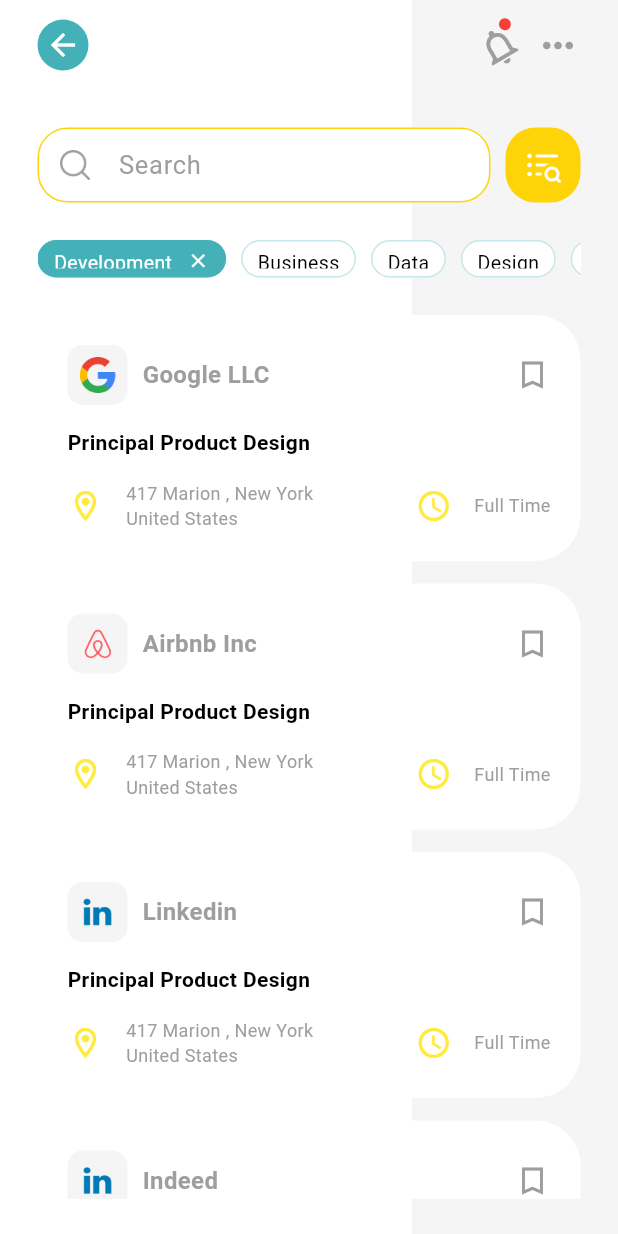
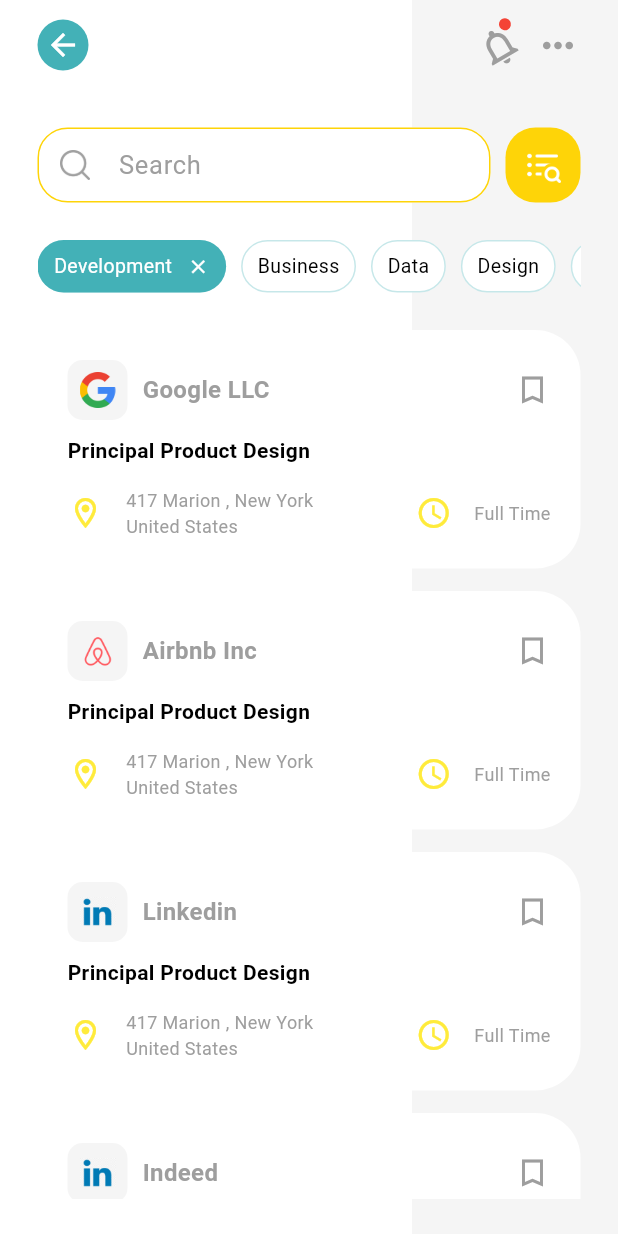
Before and after one commit to md-shahin-miah/Find-a-Job, a Flutter app: the SearchScreen screen opened directly, on a phone screen of 412 x 824 dp. Run offline on Flutter 3.47's test engine with Material 3 defaults, Android fonts, the phone set to English and light mode, and no system bars.

Commit message:
updated renderflex error

```diff
--- a/lib/screens/home/widgets/job_item.dart
+++ b/lib/screens/home/widgets/job_item.dart
@@ -76,7 +76,7 @@
             ],
           ),
           SizedBox(
-            height: 15,
+            height: 10,
           ),
           Text(
             widget.job.title,
--- a/lib/screens/search/widgets/search_option.dart
+++ b/lib/screens/search/widgets/search_option.dart
@@ -19,7 +19,7 @@
   Widget build(BuildContext context) {
     var key = optionMap.keys.toList();
     return Container(
-      height: 25,
+      height: 35,
       padding: EdgeInsets.symmetric(horizontal: 25),
       child: ListView.separated(
           scrollDirection: Axis.horizontal,
```
Also changed, not shown: 2 other files.
